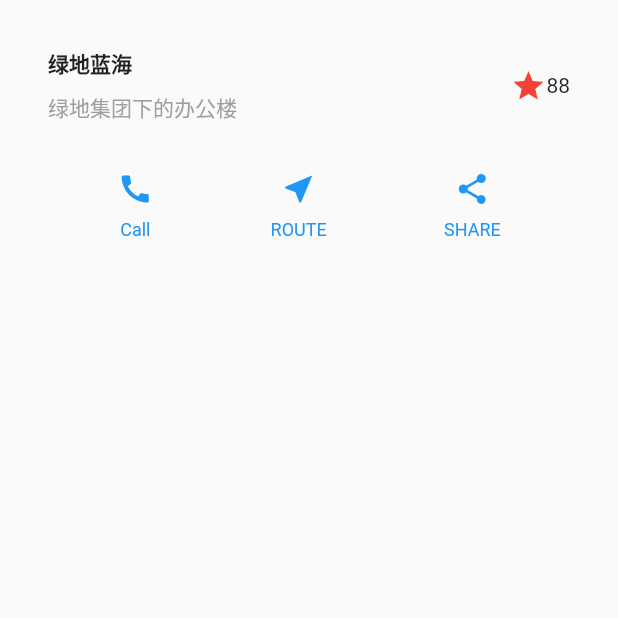
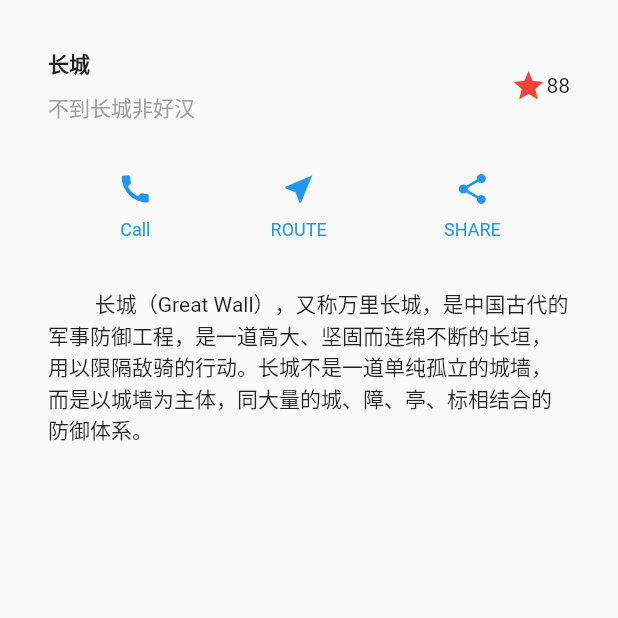
Before and after one commit to BoomBone/FirstFlutterDemo, a Flutter app: the screen it shows after launch, on a phone screen of 412 x 824 dp, the top half of it. Run offline on Flutter 3.47's test engine with Material 2 defaults, Android fonts, the phone set to English and light mode, and no system bars.

Commit message:
第4步:实现文本部分

```diff
--- a/lib/main.dart
+++ b/lib/main.dart
@@ -50,14 +50,14 @@ class MyApp extends StatelessWidget {
                 new Container(
                   padding: const EdgeInsets.only(bottom: 8.0),
                   child: new Text(
-                    '绿地蓝海',
+                    '长城',
                     style: new TextStyle(
                       fontWeight: FontWeight.bold,
                     ),
                   ),
                 ),
                 new Text(
-                  '绿地集团下的办公楼',
+                  '不到长城非好汉',
                   style: new TextStyle(
                     color: Colors.grey[500],
                   ),
@@ -87,6 +87,16 @@ class MyApp extends StatelessWidget {
       ),
     );
 
+    Widget textSection = new Container(
+      padding: const EdgeInsets.all(32.0),
+      child: new Text(
+        '''
+         长城（Great Wall），又称万里长城，是中国古代的军事防御工程，是一道高大、坚固而连绵不断的长垣，用以限隔敌骑的行动。长城不是一道单纯孤立的城墙，而是以城墙为主体，同大量的城、障、亭、标相结合的防御体系。
+        ''',
+        softWrap: true,
+      ),
+    );
+
     return new MaterialApp(
       title: 'Flutter Demo',
       theme: new ThemeData(
@@ -97,6 +107,7 @@ class MyApp extends StatelessWidget {
           children: <Widget>[
             titleSection,
             buttonSection,
+            textSection,
           ],
         ),
       ),
```
